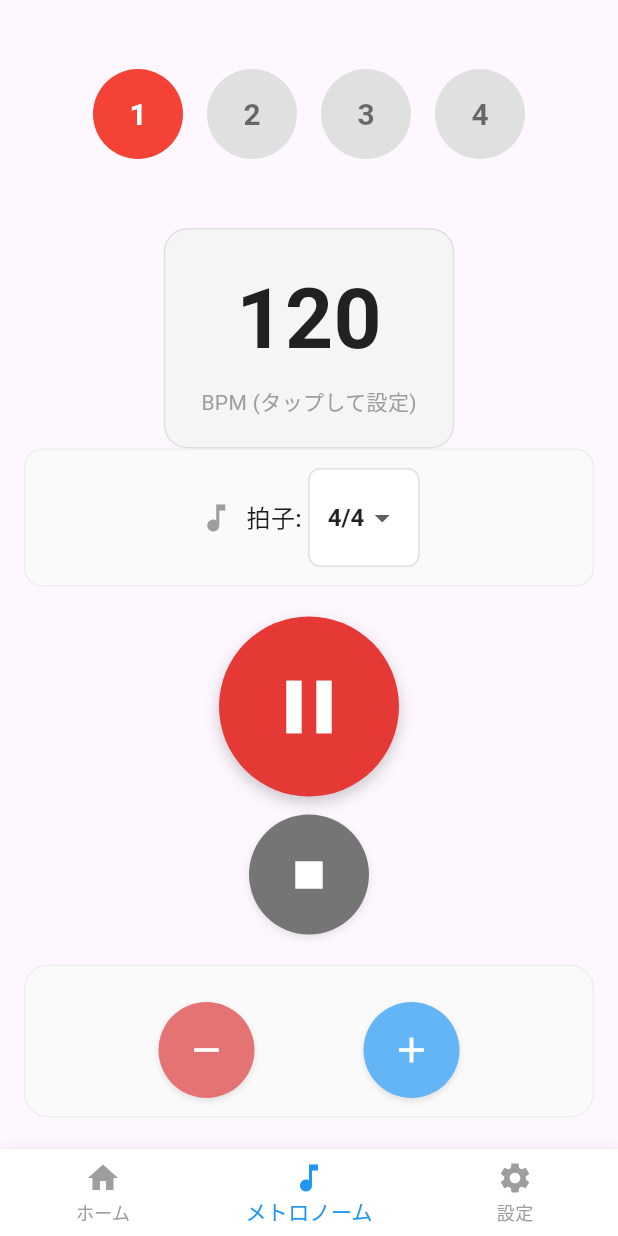
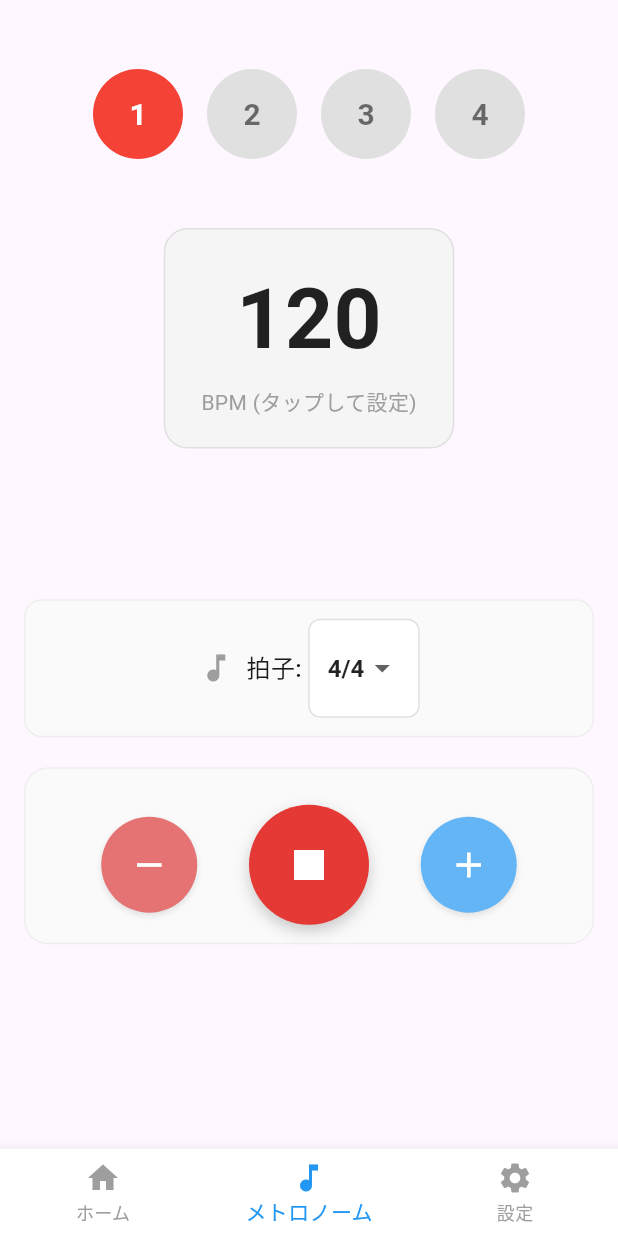
Before and after one commit to yuto90/chord_book, a Flutter app: the screen it shows after launch, item 2 of the bottom bar chosen, after a tap on the "play arrow" icon, on a phone screen of 412 x 824 dp. Run offline on Flutter 3.47's test engine with Material 3 defaults, Android fonts, the phone set to English and light mode, and no system bars; our stand-ins replace flutter_riverpod, freezed_annotation; missing offline and left inert: metronome.

Commit message:
feat: Combine play/stop buttons and place between BPM +/- controls
Co-authored-by: yuto90 <53107639+yuto90@users.noreply.github.com>

```diff
--- a/lib/views/screens/metronome/metronome_screen.dart
+++ b/lib/views/screens/metronome/metronome_screen.dart
@@ -29,11 +29,6 @@ class MetronomeScreen extends ConsumerWidget {
                       // 上部へ移動したためここから削除
                       // const SizedBox(height: 20), // 不要になった余白も削除
                       _buildBottomControls(metronomeData, metronomeNotifier),
-                      const SizedBox(height: 20),
-                      _buildCenteredPlayButton(
-                          metronomeData, metronomeNotifier),
-                      const SizedBox(height: 12),
-                      _buildSecondaryControls(metronomeData, metronomeNotifier),
                       const SizedBox(height: 20),
                       _buildBpmControls(metronomeData, metronomeNotifier),
                       const SizedBox(height: 20),
@@ -156,7 +151,7 @@ class MetronomeScreen extends ConsumerWidget {
     );
   }
 
-  Widget _buildCenteredPlayButton(metronomeData, metronomeNotifier) {
+  Widget _buildCombinedPlayStopButton(metronomeData, metronomeNotifier) {
     return Container(
       decoration: BoxDecoration(
         shape: BoxShape.circle,
@@ -169,56 +164,32 @@ class MetronomeScreen extends ConsumerWidget {
         ],
       ),
       child: ElevatedButton(
-        onPressed: metronomeNotifier.togglePlayPause,
+        onPressed: () {
+          if (metronomeData.state.isPlaying) {
+            metronomeNotifier.stop();
+          } else {
+            metronomeNotifier.start(countInMeasures: metronomeData.countInMeasures);
+          }
+        },
         style: ElevatedButton.styleFrom(
           backgroundColor: metronomeData.state.isPlaying
               ? Colors.red[600]
               : Colors.green[600],
           foregroundColor: Colors.white,
-          minimumSize: const Size(120, 120),
+          minimumSize: const Size(80, 80),
           shape: const CircleBorder(),
           elevation: 0,
           padding: EdgeInsets.zero,
         ),
         child: Icon(
-          metronomeData.state.isPlaying ? Icons.pause : Icons.play_arrow,
-          size: 60,
+          metronomeData.state.isPlaying ? Icons.stop : Icons.play_arrow,
+          size: 40,
           color: Colors.white,
         ),
       ),
     );
   }
 
-  Widget _buildSecondaryControls(metronomeData, metronomeNotifier) {
-    return Row(
-      mainAxisAlignment: MainAxisAlignment.center,
-      children: [
-        Container(
-          decoration: BoxDecoration(
-            shape: BoxShape.circle,
-            boxShadow: [
-              BoxShadow(
-                color: Colors.black.withOpacity(0.1),
-                blurRadius: 4,
-                offset: const Offset(0, 2),
-              ),
-            ],
-          ),
-          child: ElevatedButton(
-            onPressed: metronomeNotifier.stop,
-            style: ElevatedButton.styleFrom(
-              backgroundColor: Colors.grey[600],
-              foregroundColor: Colors.white,
-              minimumSize: const Size(80, 80),
-              shape: const CircleBorder(),
-              elevation: 0,
-            ),
-            child: const Icon(Icons.stop, size: 36, color: Colors.white),
-          ),
-        ),
-      ],
-    );
-  }
 
   Widget _buildBpmControls(metronomeData, metronomeNotifier) {
     return Container(
@@ -239,6 +210,7 @@ class MetronomeScreen extends ConsumerWidget {
                 onPressed: () => metronomeNotifier.adjustBpm(-1),
                 color: Colors.red[300]!,
               ),
+              _buildCombinedPlayStopButton(metronomeData, metronomeNotifier),
               _buildBpmButton(
                 icon: Icons.add,
                 onPressed: () => metronomeNotifier.adjustBpm(1),
```
